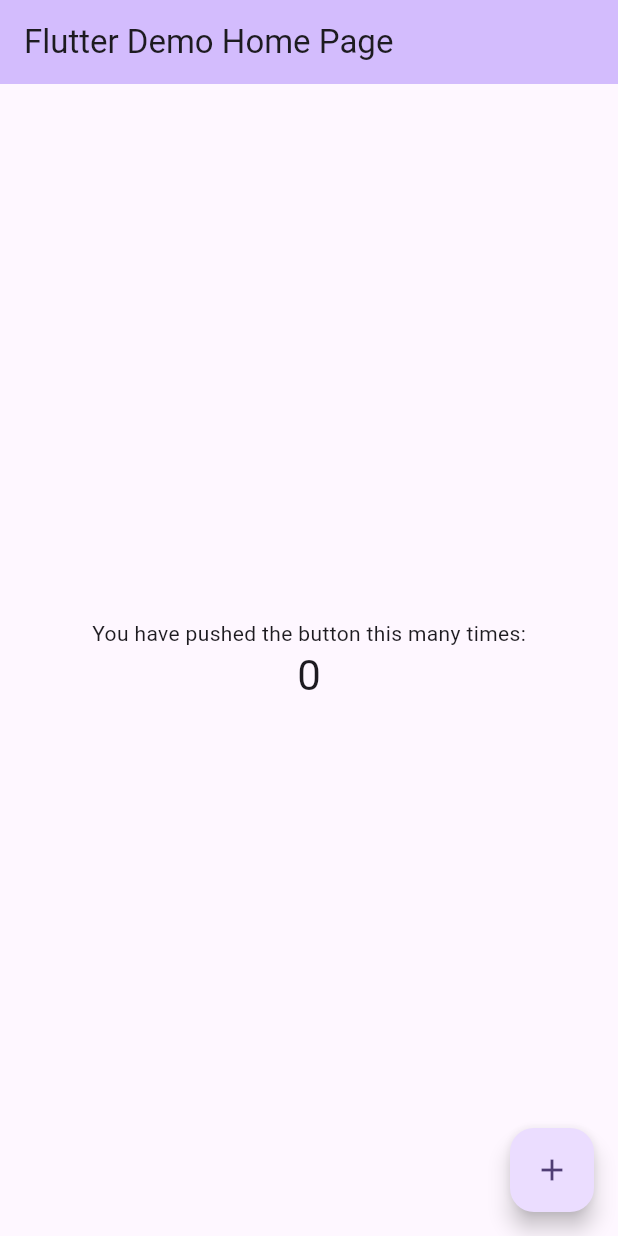
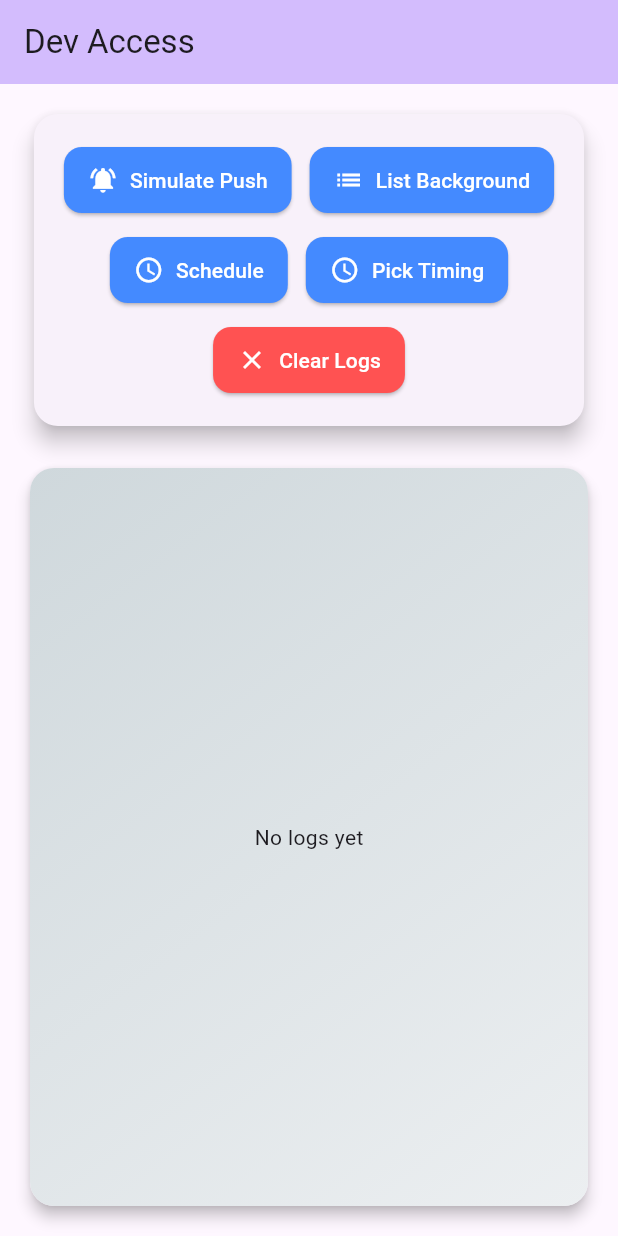
Before and after one commit to mrxdevs/apptics_push_notofication, a Flutter app: the screen it shows after launch, on a phone screen of 412 x 824 dp. Run offline on Flutter 3.47's test engine with Material 3 defaults, Android fonts, the phone set to English and light mode, and no system bars; our stand-ins replace firebase_core, firebase_messaging, flutter_local_notifications, timezone; accounts and stored records are empty.

Commit message:
"Notification setup

```diff
--- /dev/null
+++ b/lib/home_screen.dart
@@ -0,0 +1,175 @@
+import 'package:flutter/material.dart';
+import 'package:apptics_push_notofication/notification_service.dart';
+
+class MyHomePage extends StatefulWidget {
+  final String title;
+
+  const MyHomePage({
+    super.key,
+    required this.title,
+  });
+
+  @override
+  State<MyHomePage> createState() => _MyHomePageState();
+}
+
+class _MyHomePageState extends State<MyHomePage> {
+  List<String> _logs = [];
+
+  void _addLog(String log) {
+    setState(() {
+      String timeStamp = DateTime.now().toString();
+      _logs.insert(0, "$timeStamp: $log");
+    });
+  }
+
+  void _simulatePushNotification() {
+    NotificationService.instance
+        .sendLocalNotification(NotificationChennal.general); // simulate push
+    _addLog("Simulated push notification sent");
+  }
+
+  void _listBackgroundNotifications() {
+    _addLog("Listed background notifications");
+  }
+
+  void _scheduleNotification() {
+    _addLog("Scheduled notification");
+  }
+
+  Future<void> _pickTiming() async {
+    TimeOfDay? picked = await showTimePicker(
+      context: context,
+      initialTime: const TimeOfDay(hour: 12, minute: 0),
+    );
+    if (picked != null) {
+      _addLog("Picked time: ${picked.format(context)}");
+    } else {
+      _addLog("Time picking cancelled");
+    }
+  }
+
+  void _clearLogs() {
+    setState(() {
+      _logs.clear();
+    });
+  }
+
+  Widget _buildActionButton({
+    required IconData icon,
+    required String label,
+    required VoidCallback onPressed,
+    Color? color,
+    Color? iconColor,
+  }) {
+    return ElevatedButton.icon(
+      style: ElevatedButton.styleFrom(
+        backgroundColor: color ?? Colors.blueAccent,
+        foregroundColor: Colors.white, // ensures button text is clearly visible
+        padding: const EdgeInsets.symmetric(vertical: 12, horizontal: 16),
+        shape: RoundedRectangleBorder(borderRadius: BorderRadius.circular(12)),
+      ),
+      icon: Icon(icon,
+          size: 20, color: iconColor ?? Colors.white), // updated icon color
+      label: Text(label, style: const TextStyle(fontSize: 14)),
+      onPressed: onPressed,
+    );
+  }
+
+  @override
+  Widget build(BuildContext context) {
+    final clearButtonColor = Colors.redAccent;
+    return Scaffold(
+      appBar: AppBar(
+        backgroundColor: Theme.of(context).colorScheme.inversePrimary,
+        title: Text("Dev Access"),
+      ),
+      body: Padding(
+        padding: const EdgeInsets.all(16.0),
+        child: Column(
+          children: [
+            // Developer Actions Panel
+            Card(
+              elevation: 6,
+              shape: RoundedRectangleBorder(
+                  borderRadius: BorderRadius.circular(16)),
+              child: Padding(
+                padding: const EdgeInsets.all(20.0),
+                child: Wrap(
+                  spacing: 12,
+                  runSpacing: 12,
+                  alignment: WrapAlignment.center,
+                  children: [
+                    _buildActionButton(
+                      icon: Icons.notifications_active,
+                      label: 'Simulate Push',
+                      onPressed: _simulatePushNotification,
+                    ),
+                    _buildActionButton(
+                      icon: Icons.list,
+                      label: 'List Background',
+                      onPressed: _listBackgroundNotifications,
+                    ),
+                    _buildActionButton(
+                      icon: Icons.schedule,
+                      label: 'Schedule',
+                      onPressed: _scheduleNotification,
+                    ),
+                    _buildActionButton(
+                      icon: Icons.access_time,
+                      label: 'Pick Timing',
+                      onPressed: _pickTiming,
+                    ),
+                    _buildActionButton(
+                      icon: Icons.clear,
+                      label: 'Clear Logs',
+                      onPressed: _clearLogs,
+                      color: clearButtonColor,
+                    ),
+                  ],
+                ),
+              ),
+            ),
+            const SizedBox(height: 20),
+            // Logs Panel
+            Expanded(
+              child: Card(
+                elevation: 4,
+                shape: RoundedRectangleBorder(
+                    borderRadius: BorderRadius.circular(16)),
+                child: Container(
+                  padding: const EdgeInsets.all(16),
+                  decoration: BoxDecoration(
+                    gradient: LinearGradient(
+                      colors: [
+                        Colors.blueGrey.shade100,
+                        Colors.blueGrey.shade50
+                      ],
+                      begin: Alignment.topLeft,
+                      end: Alignment.bottomRight,
+                    ),
+                    borderRadius: BorderRadius.circular(16),
+                  ),
+                  child: _logs.isEmpty
+                      ? const Center(
+                          child: Text('No logs yet',
+                              style: TextStyle(fontSize: 14)))
+                      : ListView.separated(
+                          itemCount: _logs.length,
+                          separatorBuilder: (_, __) => const Divider(),
+                          itemBuilder: (context, index) {
+                            return Text(
+                              _logs[index],
+                              style: const TextStyle(fontSize: 12),
+                            );
+                          },
+                        ),
+                ),
+              ),
+            ),
+          ],
+        ),
+      ),
+    );
+  }
+}
--- a/lib/main.dart
+++ b/lib/main.dart
@@ -1,11 +1,39 @@
+import 'package:apptics_push_notofication/home_screen.dart';
+import 'package:apptics_push_notofication/notification_service.dart';
+import 'package:firebase_core/firebase_core.dart';
+import 'package:firebase_messaging/firebase_messaging.dart';
+import 'package:flutter/foundation.dart';
 import 'package:flutter/material.dart';
 
-void main() {
+Future<void> _firebaseMessagingBackgroundHandler(RemoteMessage message) async {
+  // If using other Firebase services, initialize them before use.
+
+  if (kDebugMode) {
+    print("Handling a background message: ${message.messageId}");
+  }
+}
+
+Future<void> main() async {
+  WidgetsFlutterBinding.ensureInitialized();
+  // Set the background messaging handler early on
+  await Firebase.initializeApp();
+  FirebaseMessaging.onBackgroundMessage(_firebaseMessagingBackgroundHandler);
   runApp(const MyApp());
 }
 
-class MyApp extends StatelessWidget {
+class MyApp extends StatefulWidget {
   const MyApp({super.key});
+
+  @override
+  State<MyApp> createState() => _MyAppState();
+}
+
+class _MyAppState extends State<MyApp> {
+  @override
+  void initState() {
+    super.initState();
+    NotificationService.instance.init(); // initialize notifications
+  }
 
   @override
   Widget build(BuildContext context) {
@@ -15,54 +43,8 @@ class MyApp extends StatelessWidget {
         colorScheme: ColorScheme.fromSeed(seedColor: Colors.deepPurple),
         useMaterial3: true,
       ),
-      home: const MyHomePage(title: 'Flutter Demo Home Page'),
-    );
-  }
-}
-
-class MyHomePage extends StatefulWidget {
-  const MyHomePage({super.key, required this.title});
-
-  final String title;
-
-  @override
-  State<MyHomePage> createState() => _MyHomePageState();
-}
-
-class _MyHomePageState extends State<MyHomePage> {
-  int _counter = 0;
-
-  void _incrementCounter() {
-    setState(() {
-      _counter++;
-    });
-  }
-
-  @override
-  Widget build(BuildContext context) {
-    return Scaffold(
-      appBar: AppBar(
-        backgroundColor: Theme.of(context).colorScheme.inversePrimary,
-        title: Text(widget.title),
-      ),
-      body: Center(
-        child: Column(
-          mainAxisAlignment: MainAxisAlignment.center,
-          children: <Widget>[
-            const Text(
-              'You have pushed the button this many times:',
-            ),
-            Text(
-              '$_counter',
-              style: Theme.of(context).textTheme.headlineMedium,
-            ),
-          ],
-        ),
-      ),
-      floatingActionButton: FloatingActionButton(
-        onPressed: _incrementCounter,
-        tooltip: 'Increment',
-        child: const Icon(Icons.add),
+      home: MyHomePage(
+        title: 'Flutter Demo Home Page',
       ),
     );
   }
--- a/pubspec.yaml
+++ b/pubspec.yaml
@@ -35,6 +35,10 @@ dependencies:
   # Use with the CupertinoIcons class for iOS style icons.
   cupertino_icons: ^1.0.8
   apptics_flutter: ^0.0.6
+  firebase_core: ^3.12.1
+  firebase_messaging: ^15.2.4
+  flutter_local_notifications: ^18.0.1
+
 
 dev_dependencies:
   flutter_test:
```
Also changed, not shown: lib/notification_service.dart (added, +209 -0 lines), pubspec.lock, 7 other files.
